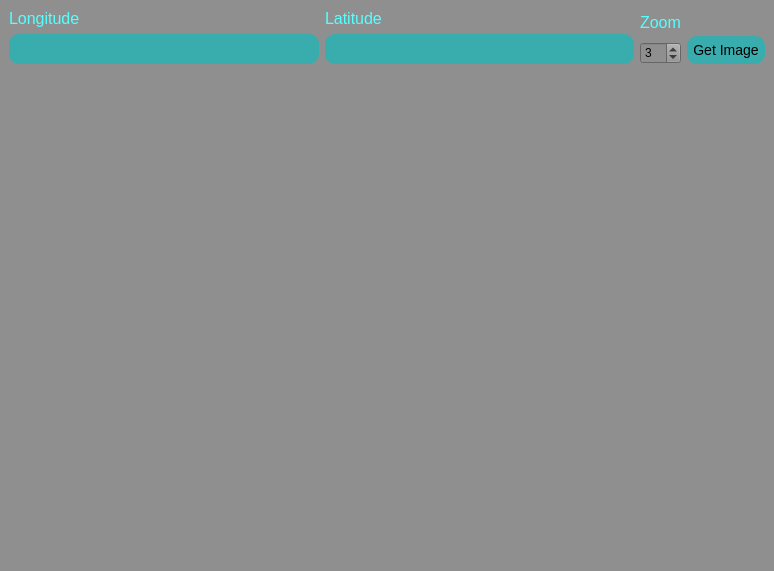
Qt form map_ui.ui (Rogozhin-Dmitry/yandex_api_big_project) before a commit.
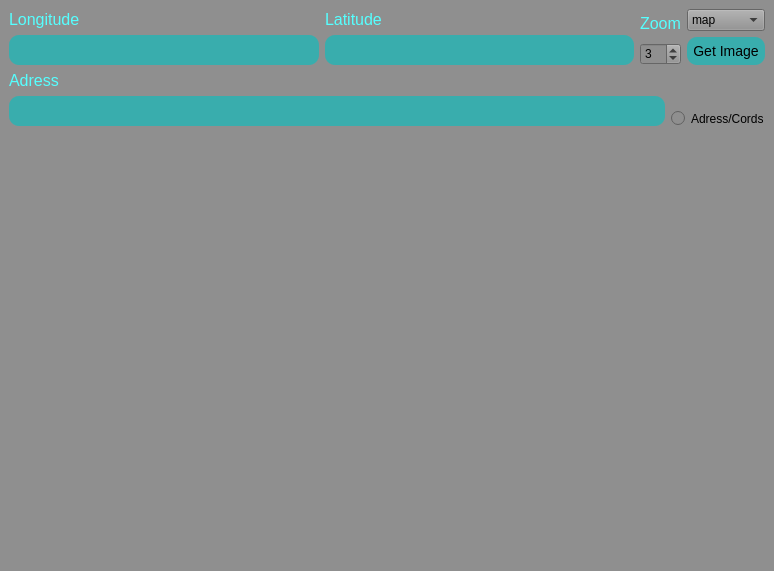
The same form after that commit.

Commit message: правки в UI файле

Diff of the .ui file:
```diff
--- a/map_ui.ui
+++ b/map_ui.ui
@@ -152,21 +152,22 @@
       <item>
        <layout class="QVBoxLayout" name="verticalLayout_5">
         <item>
-         <widget class="QLabel" name="label_5">
-          <property name="font">
-           <font>
-            <family>Segoe UI</family>
-            <pointsize>12</pointsize>
-           </font>
-          </property>
-          <property name="styleSheet">
-           <string notr="true">color: rgb(85, 255, 255);
-
-</string>
-          </property>
-          <property name="text">
-           <string/>
-          </property>
+         <widget class="QComboBox" name="comboBox">
+          <item>
+           <property name="text">
+            <string>map</string>
+           </property>
+          </item>
+          <item>
+           <property name="text">
+            <string>sat,skl</string>
+           </property>
+          </item>
+          <item>
+           <property name="text">
+            <string> sat</string>
+           </property>
+          </item>
          </widget>
         </item>
         <item>
@@ -203,6 +204,80 @@
       </item>
      </layout>
     </item>
+    <item>
+     <layout class="QHBoxLayout" name="horizontalLayout_3">
+      <item>
+       <layout class="QVBoxLayout" name="verticalLayout_6">
+        <item>
+         <widget class="QLabel" name="label_6">
+          <property name="font">
+           <font>
+            <family>Segoe UI</family>
+            <pointsize>12</pointsize>
+           </font>
+          </property>
+          <property name="styleSheet">
+           <string notr="true">color: rgb(85, 255, 255);
+
+</string>
+          </property>
+          <property name="text">
+           <string>Adress</string>
+          </property>
+         </widget>
+        </item>
+        <item>
+         <widget class="QLineEdit" name="Longitude_2">
+          <property name="focusPolicy">
+           <enum>Qt::ClickFocus</enum>
+          </property>
+          <property name="styleSheet">
+           <string notr="true">background-color: rgb(57, 173, 173);
+border-style: outset;
+border-radius: 10px;
+border-color: beige;
+font: 14px;
+padding: 6px;
+min-width: 10em;</string>
+          </property>
+          <property name="text">
+           <string/>
+          </property>
+         </widget>
+        </item>
+       </layout>
+      </item>
+      <item>
+       <layout class="QVBoxLayout" name="verticalLayout_7">
+        <item>
+         <widget class="QLabel" name="label_7">
+          <property name="font">
+           <font>
+            <family>Segoe UI</family>
+            <pointsize>12</pointsize>
+           </font>
+          </property>
+          <property name="styleSheet">
+           <string notr="true">color: rgb(85, 255, 255);
+
+</string>
+          </property>
+          <property name="text">
+           <string/>
+          </property>
+         </widget>
+        </item>
+        <item>
+         <widget class="QRadioButton" name="radioButton">
+          <property name="text">
+           <string>Adress/Cords</string>
+          </property>
+         </widget>
+        </item>
+       </layout>
+      </item>
+     </layout>
+    </item>
     <item>
      <layout class="QHBoxLayout" name="horizontalLayout_2">
       <item>
```
